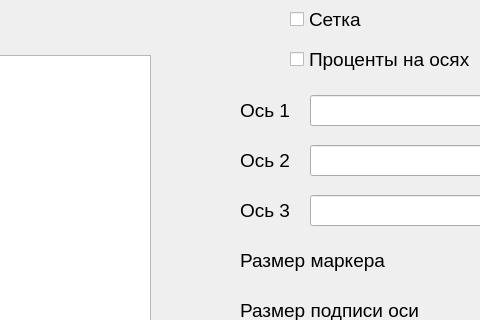
Old version of the form Main.ui in the repository igorfardoc/Triangular-charts; both pictures show x 400 to 880 and y 445 to 765 of the 1087 by 941 pixel window.
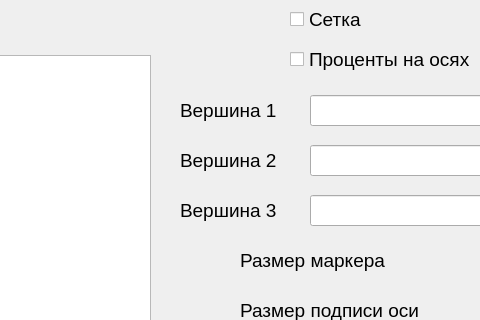
New version of the form.

Patch:
```diff
--- a/Main.ui
+++ b/Main.ui
@@ -90,9 +90,9 @@
   <widget class="QLabel" name="label">
    <property name="geometry">
     <rect>
-     <x>640</x>
+     <x>580</x>
      <y>540</y>
-     <width>61</width>
+     <width>121</width>
      <height>31</height>
     </rect>
    </property>
@@ -102,7 +102,7 @@
     </font>
    </property>
    <property name="text">
-    <string>Ось 1</string>
+    <string>Вершина 1</string>
    </property>
   </widget>
   <widget class="QLineEdit" name="axe1">
@@ -123,9 +123,9 @@
   <widget class="QLabel" name="label_2">
    <property name="geometry">
     <rect>
-     <x>640</x>
+     <x>580</x>
      <y>590</y>
-     <width>61</width>
+     <width>121</width>
      <height>31</height>
     </rect>
    </property>
@@ -135,7 +135,7 @@
     </font>
    </property>
    <property name="text">
-    <string>Ось 2</string>
+    <string>Вершина 2</string>
    </property>
   </widget>
   <widget class="QLineEdit" name="axe2">
@@ -156,9 +156,9 @@
   <widget class="QLabel" name="label_3">
    <property name="geometry">
     <rect>
-     <x>640</x>
+     <x>580</x>
      <y>640</y>
-     <width>61</width>
+     <width>121</width>
      <height>31</height>
     </rect>
    </property>
@@ -168,7 +168,7 @@
     </font>
    </property>
    <property name="text">
-    <string>Ось 3</string>
+    <string>Вершина 3</string>
    </property>
   </widget>
   <widget class="QLineEdit" name="axe3">
```
